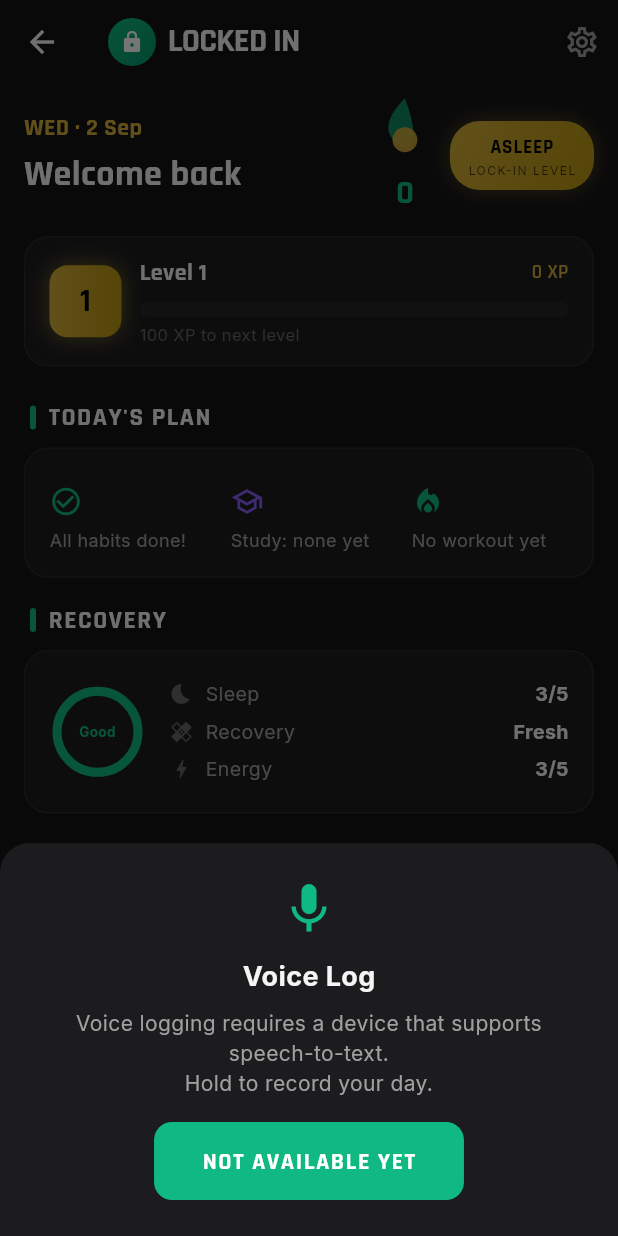
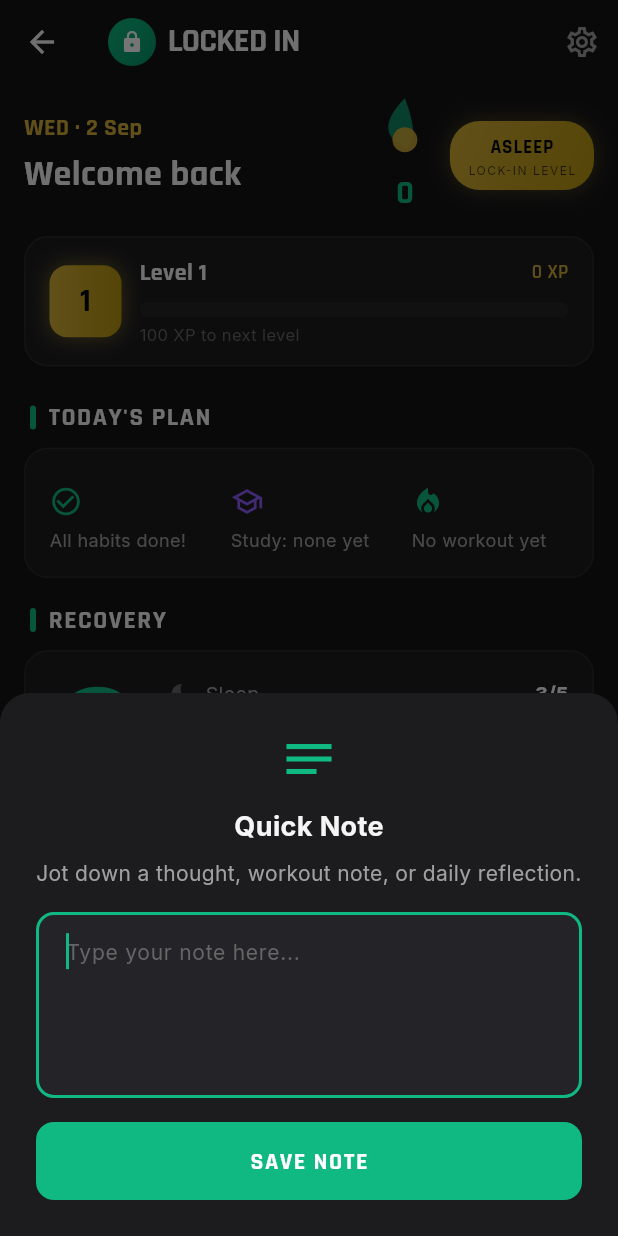
Before and after one commit to Aryoluke/locked-in-app, a Flutter app: the HomeScreen screen opened by its route, after a tap on "Voice Log", on a phone screen of 412 x 824 dp. Run offline on Flutter 3.47's test engine with Material 3 defaults, Android fonts, the phone set to English and light mode, and no system bars; drawn by our look-alikes of flutter_animate, percent_indicator; our stand-ins replace flutter_local_notifications, flutter_timezone, google_fonts, shared_preferences, sqflite, sqflite_common_ffi_web and 1 more; accounts and stored records are empty.

Commit message:
fix: UI polish pass — replace voice log stub with quick-note input, proper email regex on login+signup, forgot-password dialog, settings privacy persistence + real data export, version constants, replace hardcoded colors with AppColors.info

```diff
--- a/app/lib/config/constants.dart
+++ b/app/lib/config/constants.dart
@@ -29,6 +29,11 @@ class AppConstants {
   static const String exercisesEndpoint = '/exercises';
   static const String templatesEndpoint = '/templates';
   static const String prsEndpoint = '/prs';
+
+  // Version / branding
+  static const String appName = 'LOCKED IN';
+  static const String appVersion = 'v1.1.0';
+  static const String appTagline = 'Fitness · Mind · Life · Squad';
 
   // Storage Keys
   static const String tokenKey = 'auth_token';
--- a/app/lib/screens/auth/signup_screen.dart
+++ b/app/lib/screens/auth/signup_screen.dart
@@ -91,7 +91,7 @@ class _SignupScreenState extends State<SignupScreen> {
                   controller: _emailController,
                   keyboardType: TextInputType.emailAddress,
                   validator: (v) {
-                    if (v == null || !v.contains('@')) {
+                    if (v == null || !RegExp(r'^[\w.-]+@[\w.-]+\.\w{2,}$').hasMatch(v)) {
                       return 'Enter a valid email';
                     }
                     return null;
--- a/app/lib/screens/home/home_screen.dart
+++ b/app/lib/screens/home/home_screen.dart
@@ -204,21 +204,23 @@ class HomeScreen extends StatelessWidget {
   }
 
   void _showVoiceLogDialog(BuildContext context) {
+    final controller = TextEditingController();
     showModalBottomSheet<void>(
       context: context,
+      isScrollControlled: true,
       backgroundColor: AppColors.surface,
       shape: const RoundedRectangleBorder(
         borderRadius: BorderRadius.vertical(top: Radius.circular(20)),
       ),
       builder: (ctx) => Padding(
-        padding: const EdgeInsets.all(24),
+        padding: EdgeInsets.fromLTRB(24, 24, 24, MediaQuery.of(ctx).viewInsets.bottom + 24),
         child: Column(
           mainAxisSize: MainAxisSize.min,
           children: [
-            const Icon(Icons.mic, size: 40, color: AppColors.primary),
+            const Icon(Icons.notes, size: 40, color: AppColors.primary),
             const SizedBox(height: 12),
             const Text(
-              'Voice Log',
+              'Quick Note',
               style: TextStyle(
                 fontSize: 18,
                 fontWeight: FontWeight.w700,
@@ -227,14 +229,36 @@ class HomeScreen extends StatelessWidget {
             ),
             const SizedBox(height: 8),
             const Text(
-              'Voice logging requires a device that supports speech-to-text.\nHold to record your day.',
+              'Jot down a thought, workout note, or daily reflection.',
               textAlign: TextAlign.center,
               style: TextStyle(color: AppColors.textSecondary),
             ),
             const SizedBox(height: 16),
-            ElevatedButton(
-              onPressed: () => Navigator.pop(ctx),
-              child: const Text('NOT AVAILABLE YET'),
+            TextField(
+              controller: controller,
+              maxLines: 4,
+              autofocus: true,
+              decoration: const InputDecoration(
+                hintText: 'Type your note here...',
+                border: OutlineInputBorder(),
+              ),
+              style: const TextStyle(color: AppColors.textPrimary),
+            ),
+            const SizedBox(height: 16),
+            SizedBox(
+              width: double.infinity,
+              child: ElevatedButton(
+                onPressed: () {
+                  final text = controller.text.trim();
+                  Navigator.pop(ctx);
+                  if (text.isNotEmpty) {
+                    ScaffoldMessenger.of(context).showSnackBar(
+                      SnackBar(content: Text('Note saved')),
+                    );
+                  }
+                },
+                child: const Text('SAVE NOTE'),
+              ),
             ),
           ],
         ),
@@ -540,12 +564,12 @@ class _WaterTracker extends StatelessWidget {
               percent: percent,
               lineWidth: 8,
               backgroundColor: AppColors.surfaceElevated,
-              progressColor: const Color(0xFF3B82F6),
+              progressColor: AppColors.info,
               center: Icon(
                 Icons.water_drop,
                 color: percent >= 1
                     ? AppColors.success
-                    : const Color(0xFF3B82F6),
+                    : AppColors.info,
                 size: 28,
               ),
             ),
@@ -597,7 +621,7 @@ class _QuickActions extends StatelessWidget {
   Widget build(BuildContext context) {
     final actions = [
       ('Log Workout', Icons.fitness_center, AppColors.primary, 'workout'),
-      ('Log Water', Icons.water_drop, const Color(0xFF3B82F6), 'water'),
+      ('Log Water', Icons.water_drop, AppColors.info, 'water'),
       ('Start Study', Icons.school, AppColors.mindColor, 'study'),
       ('Voice Log', Icons.mic, AppColors.gold, 'voice'),
     ];
```
Also changed, not shown: app/lib/screens/auth/login_screen.dart (+17 -4 lines), app/lib/screens/settings/settings_screen.dart (+79 -19 lines).
